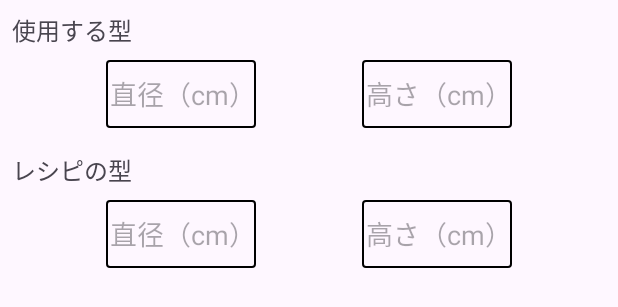
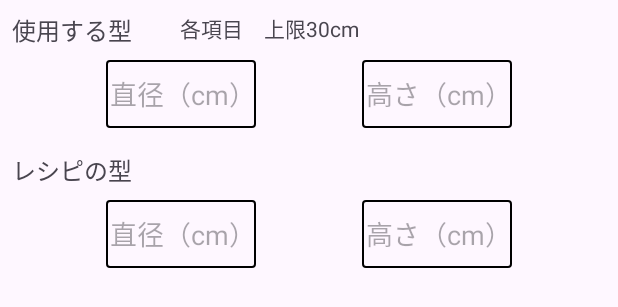
Before and after one commit to Aigiku/OrcaApplication, an Android app: the layout circle_radiobtn_layout.xml on its own in the app's theme, with its tools: preview values and no code run, on a phone screen of 412 x 824 dp. Shown: the top 307 px of the screen. Run offline under Robolectric (Android 15) with nearby library versions, the light colour scheme and no system bars.

Commit message:
Mainの整理、入力の判定追加。

```diff
--- a/app/src/main/res/layout/circle_radiobtn_layout.xml
+++ b/app/src/main/res/layout/circle_radiobtn_layout.xml
@@ -80,5 +80,14 @@
         app:layout_constraintStart_toStartOf="parent"
         app:layout_constraintTop_toBottomOf="@+id/recipe_mold_title" />
 
+    <TextView
+        android:id="@+id/textView7"
+        android:layout_width="wrap_content"
+        android:layout_height="wrap_content"
+        android:layout_marginStart="32dp"
+        android:text="@string/tip"
+        app:layout_constraintStart_toEndOf="@+id/my_mold_title"
+        app:layout_constraintTop_toTopOf="parent" />
+
 
 </androidx.constraintlayout.widget.ConstraintLayout>
--- a/app/src/main/res/values/strings.xml
+++ b/app/src/main/res/values/strings.xml
@@ -36,5 +36,6 @@
 
     <string name="explanation_text">変換したい型の形式\nまたは\n倍率を選択して入力して下さい</string>
 
+    <string name="tip">各項目　上限30cm</string>
 
 </resources>
```
Also changed, not shown: app/src/main/java/com/example/orcaapplication/AlertProsess.kt (+10 -0 lines), app/src/main/java/com/example/orcaapplication/MainActivity.kt (+18 -35 lines), app/src/main/java/com/example/orcaapplication/RadioButtonProcess.kt (+35 -5 lines), app/src/main/res/layout/square_radiobtn_layout.xml (+9 -0 lines).
